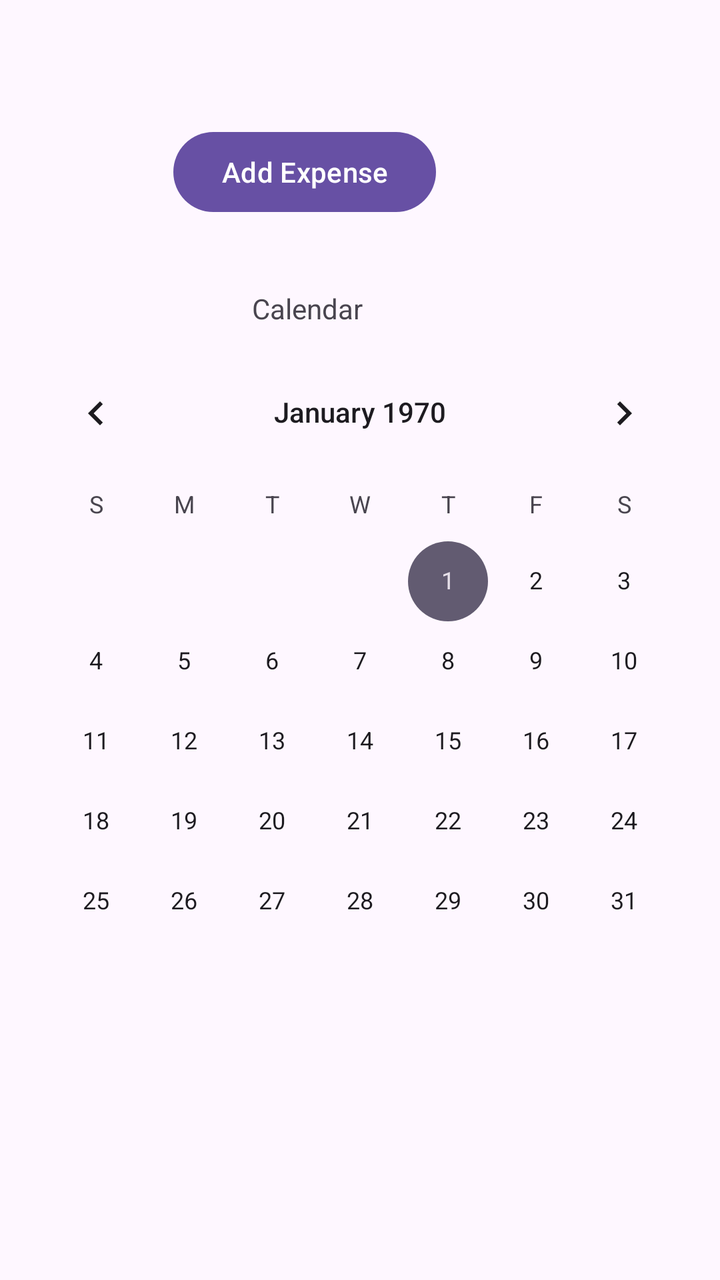
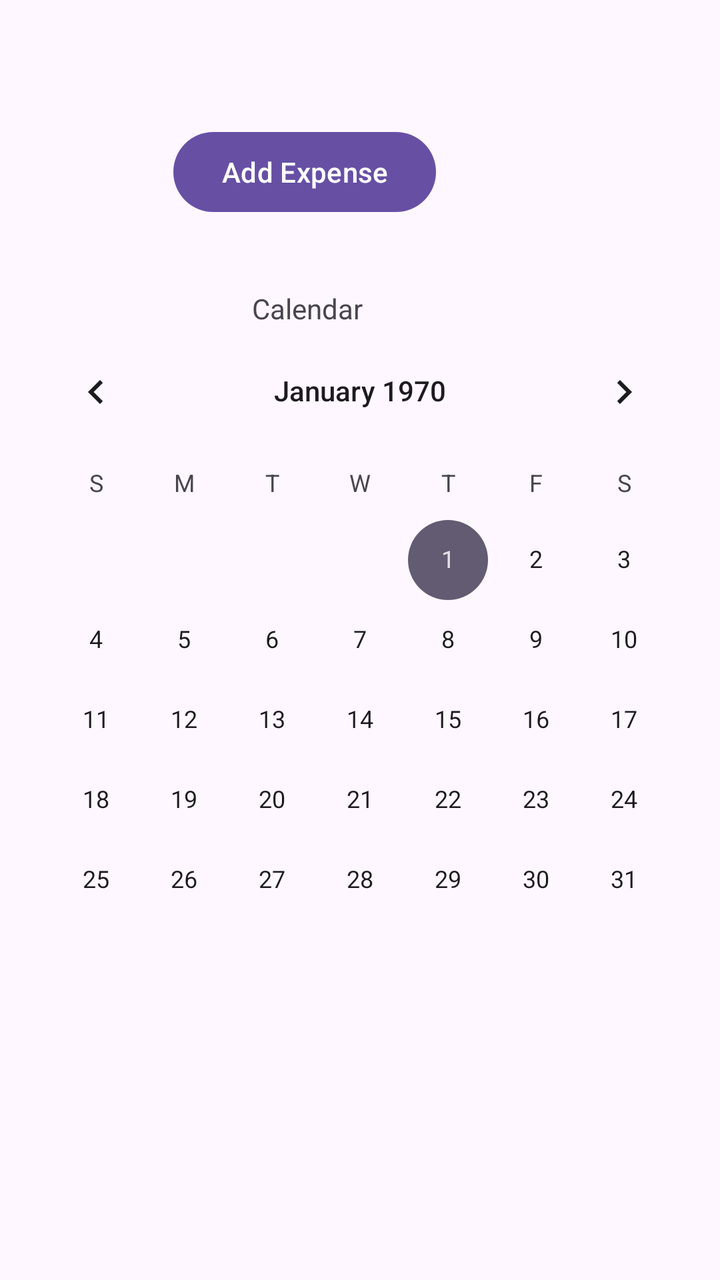

Two renders of the same Android screen: before a commit and after it. Below are the layout's source before the change and the commit's diff.
<!-- AndroidManifest.xml: application theme Theme.Project_3245 -->
<!-- res/layout/activity_main.xml -->
<?xml version="1.0" encoding="utf-8"?>
<androidx.constraintlayout.widget.ConstraintLayout xmlns:android="http://schemas.android.com/apk/res/android"
    xmlns:app="http://schemas.android.com/apk/res-auto"
    xmlns:tools="http://schemas.android.com/tools"
    android:layout_width="match_parent"
    android:layout_height="match_parent"
    tools:context=".MainActivity">

    <TextView
        android:id="@+id/textView2"
        android:layout_width="wrap_content"
        android:layout_height="wrap_content"
        android:text="Calendar"
        app:layout_constraintBottom_toBottomOf="parent"
        app:layout_constraintEnd_toEndOf="parent"
        app:layout_constraintHorizontal_bias="0.414"
        app:layout_constraintStart_toStartOf="parent"
        app:layout_constraintTop_toTopOf="parent"
        app:layout_constraintVertical_bias="0.233" />

    <Button
        android:id="@+id/button"
        android:layout_width="wrap_content"
        android:layout_height="wrap_content"
        android:layout_marginStart="134dp"
        android:layout_marginEnd="185dp"
        android:text="Add Expense"
        app:layout_constraintBottom_toBottomOf="parent"
        app:layout_constraintEnd_toEndOf="parent"
        app:layout_constraintHorizontal_bias="0.525"
        app:layout_constraintStart_toStartOf="parent"
        app:layout_constraintTop_toTopOf="parent"
        app:layout_constraintVertical_bias="0.105" />

    <TextView
        android:id="@+id/textView"
        android:layout_width="wrap_content"
        android:layout_height="wrap_content"
        android:layout_marginTop="16dp"
        android:layout_marginBottom="696dp"
        android:text="Expense Tracker"
        app:layout_constraintBottom_toBottomOf="parent"
        app:layout_constraintEnd_toEndOf="parent"
        app:layout_constraintHorizontal_bias="0.403"
        app:layout_constraintStart_toStartOf="parent"
        app:layout_constraintTop_toTopOf="parent" />

    <CalendarView
        android:id="@+id/calendarView"
        android:layout_width="wrap_content"
        android:layout_height="wrap_content"
        app:layout_constraintBottom_toBottomOf="parent"
        app:layout_constraintEnd_toEndOf="parent"
        app:layout_constraintHorizontal_bias="0.491"
        app:layout_constraintStart_toStartOf="parent"
        app:layout_constraintTop_toTopOf="parent"
        app:layout_constraintVertical_bias="0.572" />

</androidx.constraintlayout.widget.ConstraintLayout>
<!-- resources referenced by this layout -->
<resources>
  <style name="Theme.Project_3245" parent="Base.Theme.Project_3245" />
  <style name="Base.Theme.Project_3245" parent="Theme.Material3.DayNight.NoActionBar">
          
          
      </style>
</resources>

<!-- the commit's change to res/layout/activity_main.xml (unified diff, before → after) -->
@@ -54,6 +54,6 @@
         app:layout_constraintHorizontal_bias="0.491"
         app:layout_constraintStart_toStartOf="parent"
         app:layout_constraintTop_toTopOf="parent"
-        app:layout_constraintVertical_bias="0.572" />
+        app:layout_constraintVertical_bias="0.536" />
 
 </androidx.constraintlayout.widget.ConstraintLayout>
